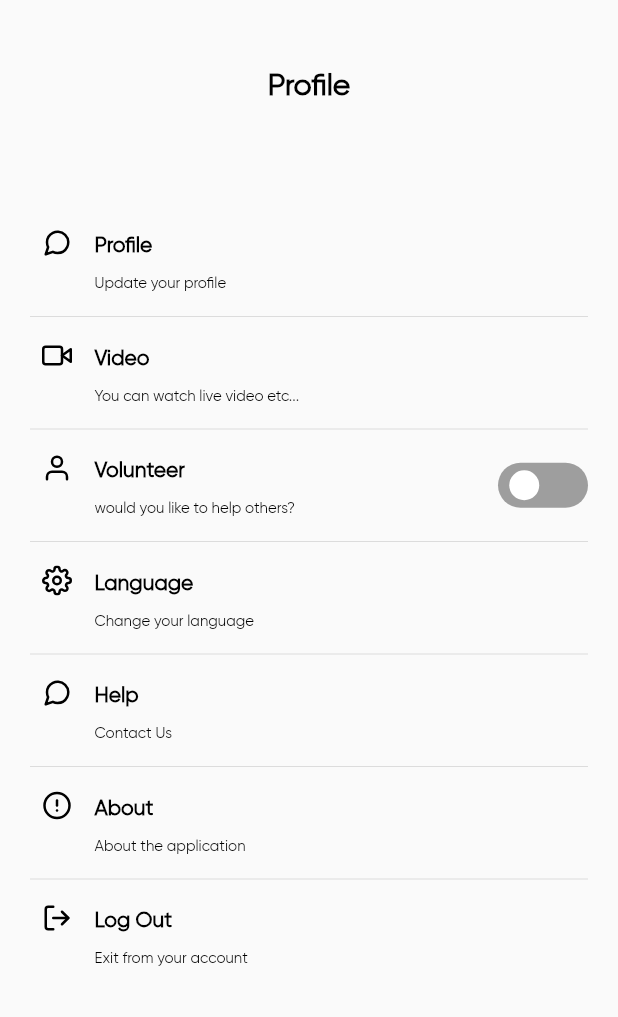
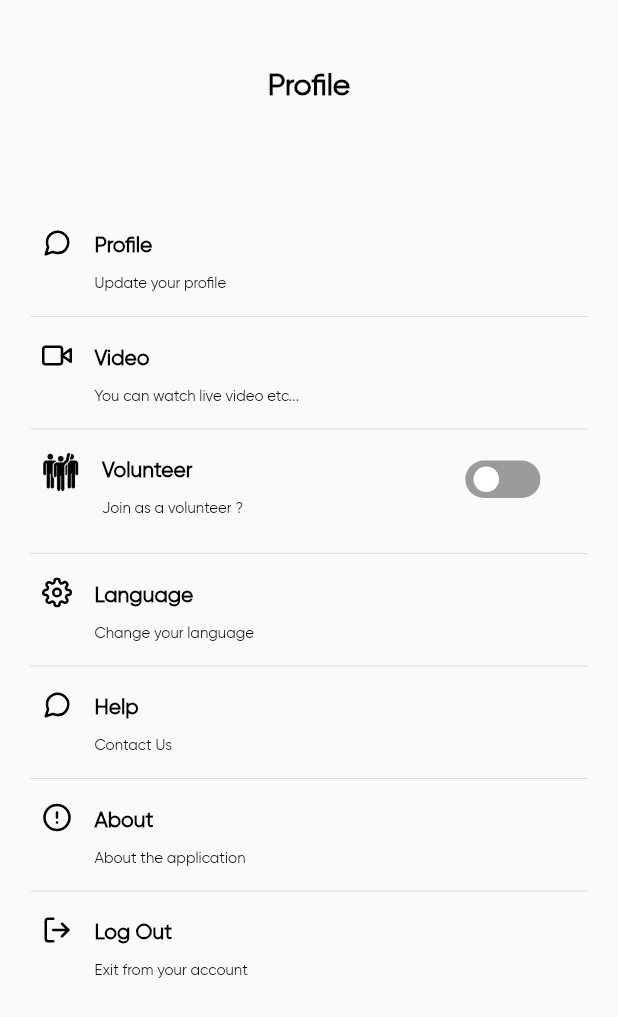
Before and after one commit to sanjaysharmajw/NewKiteServiceApp, a Flutter app: the ProfileScreen screen opened directly, after a tap on "Profile", on a phone screen of 412 x 824 dp. Shown: the top 1017 px of the screen. Run offline on Flutter 3.47's test engine with Material 2 defaults, Android fonts, the phone set to English and light mode, and no system bars; drawn by our look-alikes of flutter_switch; our stand-ins replace animated_text_kit, badges, dotted_border, file_picker, firebase_core, firebase_messaging and 22 more; missing offline and left inert: dialog_flowtter, flutter_polyline_points, otp_timer_button; accounts and stored records are empty; network calls fail; project files that could hold a hidden picture were left out.

Commit message:
Update2607

```diff
--- a/lib/Screens/otp_screen.dart
+++ b/lib/Screens/otp_screen.dart
@@ -4,6 +4,7 @@ import 'package:flutter_screenutil/flutter_screenutil.dart';
 import 'package:get/get.dart';
 import 'package:get/get_core/src/get_main.dart';
 import 'package:nirbhaya_service/Screens/registration.dart';
+import 'package:nirbhaya_service/Utils/toast.dart';
 import 'package:nirbhaya_service/contoller/loginController.dart';
 import 'package:otp_timer_button/otp_timer_button.dart';
 import '../Utils/custom_bottom_nav.dart';
@@ -143,11 +144,12 @@ class _OTPScreenState extends State<OTPScreen> {
             }else{
               share(value.token!, value.data![0].id.toString(), value.data![0].mobileNumber.toString());
               //share(value.token!,'','');
-
               Get.to(const CustomBottomNav());
             }
           }else{
+
             CustomLoader.message(value.message.toString());
+            CustomLoader.showToast(value.message);
           }
 
 
--- a/lib/Screens/select_service_screen.dart
+++ b/lib/Screens/select_service_screen.dart
@@ -31,11 +31,11 @@ class _SelectServiceScreenState extends State<SelectServiceScreen> {
   void initState() {
     super.initState();
 
-    if(widget.action=="Edit"){
+    if(widget.action=="Add"){
+      print("ADD "+widget.action);
+    }else{
       print("Edit "+widget.action);
       serviceDetails();
-    }else{
-      print("ADD "+widget.action);
     }
   }
 
--- a/lib/Screens/upload_document.dart
+++ b/lib/Screens/upload_document.dart
@@ -97,7 +97,7 @@ class _UploadDocumentScreenState extends State<UploadDocumentScreen> with Single
                     const MyText(text: 'Upload Document', fontName: 'Gilroy',
                         fontSize: 20, fontWeight: FontWeight.w800, textColor: appBlack),
                     const SizedBox(height: 25),
-                    MyTextFieldForm(hintText: 'Enter Your Document ID', controller: uploadDocController,
+                    MyTextFieldForm(labelText: 'Enter Your Document ID', controller: uploadDocController,
                         validator: (value) {
                           if (value.toString().isEmpty) {
                             return "Enter Your Document ID";
--- a/lib/profile_screen/profile_screen.dart
+++ b/lib/profile_screen/profile_screen.dart
@@ -22,6 +22,7 @@ import '../Screens/edit_profile_screen.dart';
 import '../Utils/preference.dart';
 import '../widgets/MyText.dart';
 import '../widgets/logout_popup.dart';
+import '../widgets/profile_notification_with_switch.dart';
 
 class ProfileScreen extends StatefulWidget {
 
@@ -36,7 +37,8 @@ class ProfileScreen extends StatefulWidget {
 class ProfileScreenState extends State<ProfileScreen> {
 
   PackageInfo? packageInfo;
-  bool? volunteerStatus=false;
+  bool volunteerStatus= false;
+
   List<ReasonMasterData>? reasons;
   List<ReasonMasterData>? selectedReasons;
 
@@ -70,6 +72,17 @@ class ProfileScreenState extends State<ProfileScreen> {
   void userDetailsApi()async{
     await userDetailsController.updateProfile();
    volunteer= userDetailsController.getUserDetailsData[0].volunteer;
+    if(volunteer=="Yes"){
+      volunteerStatus = true;
+    }else {
+      volunteerStatus=false;
+    }
+
+    if(_selectedReasonNames.isNotEmpty){
+      reasons!.clear();
+      _selectedReasonNames.clear();
+      _reasonNames.clear();
+    }
 
    // if(_selectedReasonNames.isNotEmpty){
    //   _selectedReasonNames.clear();
@@ -77,10 +90,10 @@ class ProfileScreenState extends State<ProfileScreen> {
    //   _reasonNames.clear();
    // }
 
-   for(var i = 0; i< userDetailsController.getUserDetailsData[0].volunteerAri!.length;i++){
+   /*for(var i = 0; i< userDetailsController.getUserDetailsData[0].volunteerAri!.length;i++){
      debugPrint("selected reason ${userDetailsController.getUserDetailsData[0].volunteerAri![i].toString()}");
      _selectedReasonNames.add(userDetailsController.getUserDetailsData[0].volunteerAri![i].toString());
-   }
+   }*/
    setState(() {});
    // debugPrint("volunteer ari items ${volunteer[].}");
   }
@@ -90,6 +103,7 @@ class ProfileScreenState extends State<ProfileScreen> {
     await reasonMasterListController.sosReasonMasterListApi();
     reasons = reasonMasterListController.getReasonMasterData.value;
     for (var i = 0; i < reasons!.length; i++) {
+      reasons = reasonMasterListController.getReasonMasterData;
       _reasonNames.add(reasons![i].name.toString());
     }
 
@@ -97,13 +111,13 @@ class ProfileScreenState extends State<ProfileScreen> {
       isScrollControlled: true,
       context: context,
       builder: (ctx) {
-        return reasonMasterListController.isLoading==true?CustomLoader.loader():
+        return
           Padding(
             padding: const EdgeInsets.all(15.0),
             child: MultiSelectBottomSheet(
             items: _reasonNames.map((e) => MultiSelectItem(e, e)).toList(),
             initialValue: _selectedReasonNames,
-            selectedColor: Colors.black,
+            selectedColor: Colors.blue,
             cancelText: const Text("Cancel", style: TextStyle(color: Colors.black, fontWeight: FontWeight.bold, fontSize: 16,fontFamily: "Gilroy"),),
             confirmText: const Text("Confirm", style: TextStyle(color: Colors.black,fontWeight: FontWeight.bold, fontSize: 16,fontFamily: "Gilroy")),
             title: const Text("I want to help in following situations", style: TextStyle(fontSize: 16.0, fontWeight: FontWeight.bold,fontFamily: "Gilroy"),),
@@ -112,7 +126,7 @@ class ProfileScreenState extends State<ProfileScreen> {
                 _selectedReasonNames.add(values[i].toString());
                 debugPrint("selected value : ${values[i].toString()}");
                 // make volunteer ari object list-
-                selectedAri.add(values[i]);
+                //selectedAri.add(values[i]);
               }
 
               if(volunteerStatus==true){
@@ -242,7 +256,8 @@ class ProfileScreenState extends State<ProfileScreen> {
 
 
                 Visibility(
-                  visible: volunteer == "Yes"? true : volunteer=="No"?false:false,
+                  visible: volunteerStatus,
+                  //volunteer == "Yes"? true : volunteer=="No"?false:false,
                   child: Column(
                     children: [
                       const Divider(),
@@ -258,42 +273,21 @@ class ProfileScreenState extends State<ProfileScreen> {
                 Row(
                   mainAxisAlignment: MainAxisAlignment.spaceBetween,
                   children: [
-                    _buildSingleSetting('Volunteer'.tr, 'would you like to help others?'.tr,
-                        FeatherIcons.user, appBlack,(){
-                          if(volunteer=="Yes"){
-                            _reasonNames.clear();
-                            _selectedReasonNames.clear();
-                            _showMultiSelect(context);
-                            reasons=reasonMasterListController.getReasonMasterData;
-                          }else{
-                            // volunteerApi("No");
-                          }
-                        }
-                        ),
-                    Container(
-                      alignment: Alignment.centerRight,
-                      child: FlutterSwitch(
-                        width: 60.0,
-                        height: 30.0,
-                        value: volunteer=="Yes"?true:volunteer=="No"?false:false,
-                        borderRadius: 30.0,
-                        padding: 5.0,
-                        activeColor: blackColor,
-                        onToggle: (val) {
+                    ProfileNotification(
+                        valueChanged: (values) {
                           setState(() {
-                            if(volunteer=="No"){
+                            if(volunteerStatus== false){
                               _reasonNames.clear();
                               _showMultiSelect(context);
                               reasons=reasonMasterListController.getReasonMasterData;
                             }else{
                               volunteerApi("No");
                             }
-
-
                           });
                         },
-                      ),
-                    ),
+                        status4: volunteerStatus,
+                        title: "volunteer".tr,
+                        subTitle: "Join as a volunteer ?", imageAssets: 'assets/volunteer.png' ),
                   ],
                 ),
 
@@ -335,6 +329,7 @@ class ProfileScreenState extends State<ProfileScreen> {
       userId: Preferences.getUserId().toString(),
       volunteer: status,
       volunteerAri: selectedAri,
+
     );
 
 
--- a/lib/select_address/SelectAddressMap.dart
+++ b/lib/select_address/SelectAddressMap.dart
@@ -155,10 +155,10 @@ class _HomePageState extends State<SelectAddressMap> {
         ),
         MyButton(press: (){
           print("Click on next");
-          print(address = placemarks![0]);
+         // print(address = placemarks![0]);
           print( "latLng:"+ _draggedLatlng.toString()+"  action:"+widget.action);
 
-          Get.to(SelectServiceScreen(placemark:  address = placemarks![0], latLng: _draggedLatlng,action: widget.action));
+          Get.to(SelectServiceScreen(placemark:  address = placemarks![0], latLng: _draggedLatlng, action: widget.action));
         }, buttonText: 'next'.tr),
       ],
     );
--- a/lib/volunteer_screen/volunteer_accept_screen.dart
+++ b/lib/volunteer_screen/volunteer_accept_screen.dart
@@ -25,7 +25,8 @@ class _VolunteerAcceptScreenState extends State<VolunteerAcceptScreen> {
 
   @override
   void initState() {
-    updateVolunteerStatusApi(volunteerRequestController.getRequestVolunteerData[0].id.toString(), widget.status.toString());
+    api();
+   // updateVolunteerStatusApi(volunteerRequestController.getRequestVolunteerData[0].id.toString(), widget.status.toString());
     super.initState();
   }
 
--- a/lib/volunteer_screen/volunteer_request_items.dart
+++ b/lib/volunteer_screen/volunteer_request_items.dart
@@ -58,7 +58,9 @@ class VolunteerRequestItems extends StatelessWidget {
               const SizedBox(
                 height: 8,
               ),
-              MyText(text: '$distance Km'==""?"":'$distance Km', fontName: 'Gilroy', fontSize: 14, fontWeight: FontWeight.w500, textColor: Colors.black),
+              MyText(text: volunteerData.reason.toString(), fontName: 'Gilroy', fontSize: 14, fontWeight: FontWeight.w500, textColor: Colors.black),
+              const SizedBox(height: 8),
+              MyText(text: '${volunteerData.distance.toString()} Km'==""?"":'$distance Km', fontName: 'Gilroy', fontSize: 14, fontWeight: FontWeight.w500, textColor: Colors.black),
               const SizedBox(height: 15),
               Visibility(
                   visible: volunteerData.status=="Accept"?true:false,
--- /dev/null
+++ b/lib/widgets/profile_notification_with_switch.dart
@@ -0,0 +1,85 @@
+
+
+import 'package:flutter/material.dart';
+import 'package:flutter_feather_icons/flutter_feather_icons.dart';
+import 'package:flutter_switch/flutter_switch.dart';
+
+
+import '../color_constant.dart';
+import 'MyText.dart';
+
+
+class ProfileNotification extends StatelessWidget {
+  final bool status4;
+  final String  title;
+  final String  subTitle;
+  final ValueChanged valueChanged;
+  final String imageAssets;
+  const ProfileNotification({Key? key, required this.valueChanged, required this.status4, required this.title, required this.subTitle, required this.imageAssets}) : super(key: key);
+
+  @override
+  Widget build(BuildContext context) {
+    return Column(
+      children: [
+        Row(
+         // mainAxisAlignment: MainAxisAlignment.spaceBetween,
+          children:  [
+            Padding(
+              padding: const EdgeInsets.only(left: 8,right: 8,top: 8),
+              child: Row(
+                crossAxisAlignment: CrossAxisAlignment.start,
+                children: [
+                  Image.asset(imageAssets,width: 25,height: 25,color: appBlack),
+                  //const SizedBox(height: 15),
+                  Padding(
+                    padding: const EdgeInsets.only(left: 15.0,top: 4,right: 70),
+                    child: Column(
+                      crossAxisAlignment: CrossAxisAlignment.start,
+                      children: [
+                        MyText(text: title, fontName: 'Gilroy', fontWeight: FontWeight.w600, textColor: appBlack, fontSize: 14),
+                        const SizedBox(height: 10),
+                        MyText(text: subTitle, fontName: 'Gilroy', fontWeight: FontWeight.w500, textColor: appBlack, fontSize: 10),
+
+                      ],
+                    ),
+                  ),
+                ],
+              ),
+            ),
+           /* Row(
+              mainAxisAlignment: MainAxisAlignment.spaceBetween,
+              children: [
+                Image.asset(imageAssets,width: 25,height: 25,color: appBlack),
+                const SizedBox(
+                  height: 10,width: 30,
+                ),
+                Column(
+
+                  children: [
+                    MyText(text: title, fontName: 'Gilroy', textColor: Colors.black, fontSize: 16, fontWeight: FontWeight.bold),
+                    const SizedBox(height: 5),
+                    MyText(text: subTitle, fontName: 'Gilroy', textColor: Colors.black54, fontSize: 12, fontWeight: FontWeight.normal),
+                  ],
+                ),
+              ],
+            ),*/
+            Padding(
+              padding: const EdgeInsets.only(left: 70),
+              child: FlutterSwitch(
+                width: 50.0,
+                height: 25.0,
+                valueFontSize: 12.0,
+                toggleSize: 20.0,
+                value: status4,
+                activeColor: appBlue,
+                inactiveColor: Colors.black38,
+                onToggle: valueChanged,
+              ),
+            ),
+          ],
+        ),
+        const  Divider(color: Colors.grey),
+      ],
+    );
+  }
+}
```
Also changed, not shown: lib/Models/get_volunteer_models.dart (+8 -0 lines), lib/Screens/edit_profile_screen.dart (+17 -13 lines), lib/Screens/new_service_registration.dart (+5 -5 lines), lib/Screens/registration.dart (+17 -18 lines), lib/Screens/service_registraion_form.dart (+15 -14 lines), lib/Utils/custom_bottom_nav.dart (+4 -4 lines), lib/Utils/toast.dart (added, +18 -0 lines), lib/chat_bot/ChatScreen.dart (+7 -5 lines), lib/widgets/MyTextFieldForm.dart (+4 -4 lines), lib/widgets/select_document.dart (+6 -6 lines), assets/volunteer.png (added), 1 other file.
